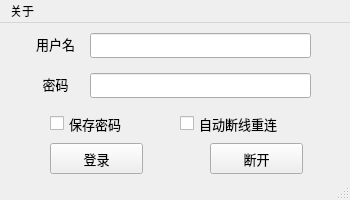
Qt form MainWindow.ui (LuoBingjun/Tsinghua-Auth-GUI) before a commit.
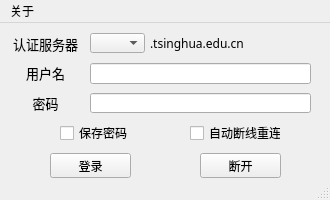
The same form after that commit.

Patch:
```diff
--- a/MainWindow.ui
+++ b/MainWindow.ui
@@ -6,22 +6,27 @@
    <rect>
     <x>0</x>
     <y>0</y>
-    <width>350</width>
+    <width>330</width>
     <height>200</height>
    </rect>
   </property>
   <property name="minimumSize">
    <size>
-    <width>350</width>
+    <width>330</width>
     <height>200</height>
    </size>
   </property>
   <property name="maximumSize">
    <size>
-    <width>350</width>
+    <width>340</width>
     <height>200</height>
    </size>
   </property>
+  <property name="font">
+   <font>
+    <family>微软雅黑</family>
+   </font>
+  </property>
   <property name="windowTitle">
    <string>Tsinghua Auth</string>
   </property>
@@ -42,15 +47,15 @@
     <property name="geometry">
      <rect>
       <x>90</x>
-      <y>10</y>
+      <y>40</y>
       <width>221</width>
-      <height>25</height>
+      <height>21</height>
      </rect>
     </property>
     <property name="font">
      <font>
       <family>微软雅黑</family>
-      <pointsize>10</pointsize>
+      <pointsize>9</pointsize>
      </font>
     </property>
     <property name="text">
@@ -61,9 +66,9 @@
     <property name="geometry">
      <rect>
       <x>90</x>
-      <y>50</y>
+      <y>70</y>
       <width>221</width>
-      <height>25</height>
+      <height>20</height>
      </rect>
     </property>
     <property name="font">
@@ -82,10 +87,10 @@
    <widget class="QLabel" name="label">
     <property name="geometry">
      <rect>
-      <x>30</x>
-      <y>5</y>
-      <width>51</width>
-      <height>31</height>
+      <x>10</x>
+      <y>40</y>
+      <width>71</width>
+      <height>20</height>
      </rect>
     </property>
     <property name="font">
@@ -104,10 +109,10 @@
    <widget class="QLabel" name="label_2">
     <property name="geometry">
      <rect>
-      <x>30</x>
-      <y>45</y>
-      <width>51</width>
-      <height>31</height>
+      <x>10</x>
+      <y>70</y>
+      <width>71</width>
+      <height>20</height>
      </rect>
     </property>
     <property name="font">
@@ -126,16 +131,16 @@
    <widget class="QCheckBox" name="checkBox">
     <property name="geometry">
      <rect>
-      <x>50</x>
-      <y>85</y>
-      <width>91</width>
-      <height>31</height>
+      <x>60</x>
+      <y>100</y>
+      <width>71</width>
+      <height>20</height>
      </rect>
     </property>
     <property name="font">
      <font>
       <family>微软雅黑</family>
-      <pointsize>10</pointsize>
+      <pointsize>9</pointsize>
      </font>
     </property>
     <property name="text">
@@ -146,15 +151,15 @@
     <property name="geometry">
      <rect>
       <x>50</x>
-      <y>120</y>
-      <width>93</width>
-      <height>31</height>
+      <y>130</y>
+      <width>81</width>
+      <height>25</height>
      </rect>
     </property>
     <property name="font">
      <font>
       <family>微软雅黑</family>
-      <pointsize>10</pointsize>
+      <pointsize>9</pointsize>
      </font>
     </property>
     <property name="text">
@@ -164,16 +169,16 @@
    <widget class="QCheckBox" name="checkBox_2">
     <property name="geometry">
      <rect>
-      <x>180</x>
-      <y>85</y>
-      <width>131</width>
-      <height>31</height>
+      <x>190</x>
+      <y>100</y>
+      <width>91</width>
+      <height>20</height>
      </rect>
     </property>
     <property name="font">
      <font>
       <family>微软雅黑</family>
-      <pointsize>10</pointsize>
+      <pointsize>9</pointsize>
      </font>
     </property>
     <property name="text">
@@ -183,29 +188,88 @@
    <widget class="QPushButton" name="pushButton_2">
     <property name="geometry">
      <rect>
-      <x>210</x>
-      <y>120</y>
-      <width>93</width>
-      <height>31</height>
+      <x>200</x>
+      <y>130</y>
+      <width>81</width>
+      <height>25</height>
      </rect>
     </property>
     <property name="font">
      <font>
       <family>微软雅黑</family>
-      <pointsize>10</pointsize>
+      <pointsize>9</pointsize>
      </font>
     </property>
     <property name="text">
      <string>断开</string>
     </property>
    </widget>
+   <widget class="QLabel" name="label_3">
+    <property name="geometry">
+     <rect>
+      <x>10</x>
+      <y>10</y>
+      <width>71</width>
+      <height>21</height>
+     </rect>
+    </property>
+    <property name="font">
+     <font>
+      <family>微软雅黑</family>
+      <pointsize>10</pointsize>
+     </font>
+    </property>
+    <property name="text">
+     <string>认证服务器</string>
+    </property>
+    <property name="alignment">
+     <set>Qt::AlignCenter</set>
+    </property>
+   </widget>
+   <widget class="QLabel" name="label_4">
+    <property name="geometry">
+     <rect>
+      <x>150</x>
+      <y>10</y>
+      <width>151</width>
+      <height>20</height>
+     </rect>
+    </property>
+    <property name="font">
+     <font>
+      <family>微软雅黑</family>
+     </font>
+    </property>
+    <property name="text">
+     <string>.tsinghua.edu.cn</string>
+    </property>
+   </widget>
+   <widget class="QComboBox" name="comboBox">
+    <property name="geometry">
+     <rect>
+      <x>90</x>
+      <y>10</y>
+      <width>55</width>
+      <height>20</height>
+     </rect>
+    </property>
+    <property name="editable">
+     <bool>false</bool>
+    </property>
+    <property name="currentText">
+     <string/>
+    </property>
+    <property name="currentIndex">
+     <number>-1</number>
+    </property>
+   </widget>
   </widget>
   <widget class="QMenuBar" name="menubar">
    <property name="geometry">
     <rect>
      <x>0</x>
      <y>0</y>
-     <width>350</width>
+     <width>330</width>
      <height>23</height>
     </rect>
    </property>
```
